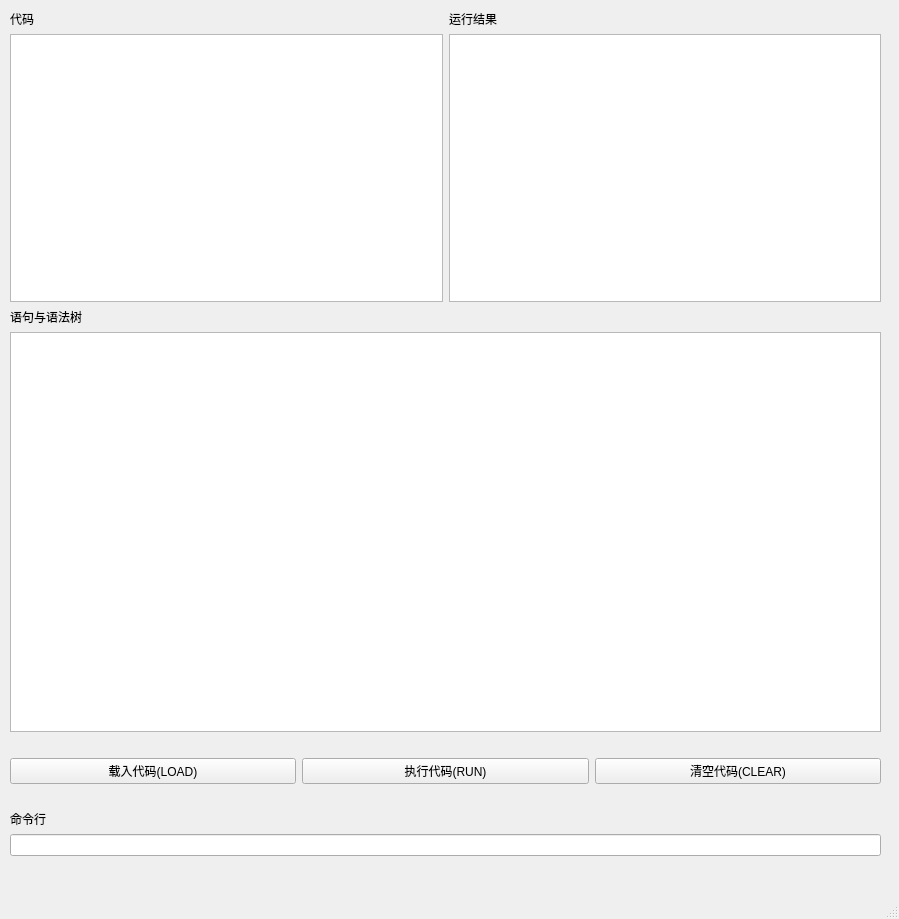
Gun9niR/Basic, file mainwindow.ui: the form before one commit.
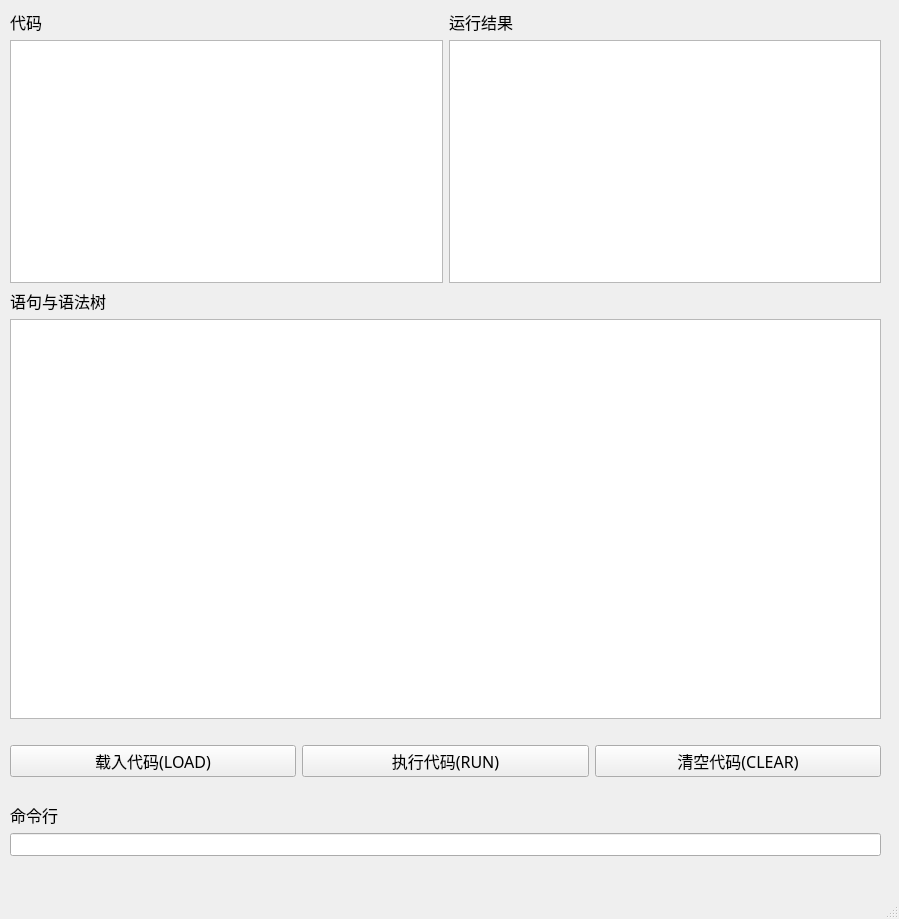
The form after the commit.

Diff of the .ui file:
```diff
--- a/mainwindow.ui
+++ b/mainwindow.ui
@@ -30,13 +30,26 @@
         <layout class="QVBoxLayout" name="codeLayout">
          <item>
           <widget class="QLabel" name="label">
+           <property name="font">
+            <font>
+             <family>等线 Light</family>
+             <pointsize>12</pointsize>
+            </font>
+           </property>
            <property name="text">
             <string>代码</string>
            </property>
           </widget>
          </item>
          <item>
-          <widget class="QTextBrowser" name="codeDisplay"/>
+          <widget class="QTextBrowser" name="codeDisplay">
+           <property name="font">
+            <font>
+             <family>Consolas</family>
+             <pointsize>10</pointsize>
+            </font>
+           </property>
+          </widget>
          </item>
         </layout>
        </item>
@@ -44,13 +57,26 @@
         <layout class="QVBoxLayout" name="resultLayout">
          <item>
           <widget class="QLabel" name="label_2">
+           <property name="font">
+            <font>
+             <family>等线 Light</family>
+             <pointsize>12</pointsize>
+            </font>
+           </property>
            <property name="text">
             <string>运行结果</string>
            </property>
           </widget>
          </item>
          <item>
-          <widget class="QTextBrowser" name="resultDisplay"/>
+          <widget class="QTextBrowser" name="resultDisplay">
+           <property name="font">
+            <font>
+             <family>Consolas</family>
+             <pointsize>10</pointsize>
+            </font>
+           </property>
+          </widget>
          </item>
         </layout>
        </item>
@@ -60,6 +86,12 @@
       <layout class="QVBoxLayout" name="verticalLayout_2">
        <item>
         <widget class="QLabel" name="label_3">
+         <property name="font">
+          <font>
+           <family>等线 Light</family>
+           <pointsize>12</pointsize>
+          </font>
+         </property>
          <property name="text">
           <string>语句与语法树</string>
          </property>
@@ -79,6 +111,12 @@
            <height>0</height>
           </size>
          </property>
+         <property name="font">
+          <font>
+           <family>Consolas</family>
+           <pointsize>10</pointsize>
+          </font>
+         </property>
         </widget>
        </item>
        <item>
@@ -91,6 +129,12 @@
          </property>
          <item>
           <widget class="QPushButton" name="loadButton">
+           <property name="font">
+            <font>
+             <family>等线 Light</family>
+             <pointsize>12</pointsize>
+            </font>
+           </property>
            <property name="text">
             <string>载入代码(LOAD)</string>
            </property>
@@ -98,6 +142,12 @@
          </item>
          <item>
           <widget class="QPushButton" name="runButton">
+           <property name="font">
+            <font>
+             <family>等线 Light</family>
+             <pointsize>12</pointsize>
+            </font>
+           </property>
            <property name="text">
             <string>执行代码(RUN)</string>
            </property>
@@ -105,6 +155,12 @@
          </item>
          <item>
           <widget class="QPushButton" name="clearButton">
+           <property name="font">
+            <font>
+             <family>等线 Light</family>
+             <pointsize>12</pointsize>
+            </font>
+           </property>
            <property name="text">
             <string>清空代码(CLEAR)</string>
            </property>
@@ -116,13 +172,26 @@
         <layout class="QVBoxLayout" name="verticalLayout_3">
          <item>
           <widget class="QLabel" name="label_4">
+           <property name="font">
+            <font>
+             <family>等线 Light</family>
+             <pointsize>12</pointsize>
+            </font>
+           </property>
            <property name="text">
             <string>命令行</string>
            </property>
           </widget>
          </item>
          <item>
-          <widget class="QLineEdit" name="console"/>
+          <widget class="QLineEdit" name="console">
+           <property name="font">
+            <font>
+             <family>Consolas</family>
+             <pointsize>10</pointsize>
+            </font>
+           </property>
+          </widget>
          </item>
         </layout>
        </item>
```
